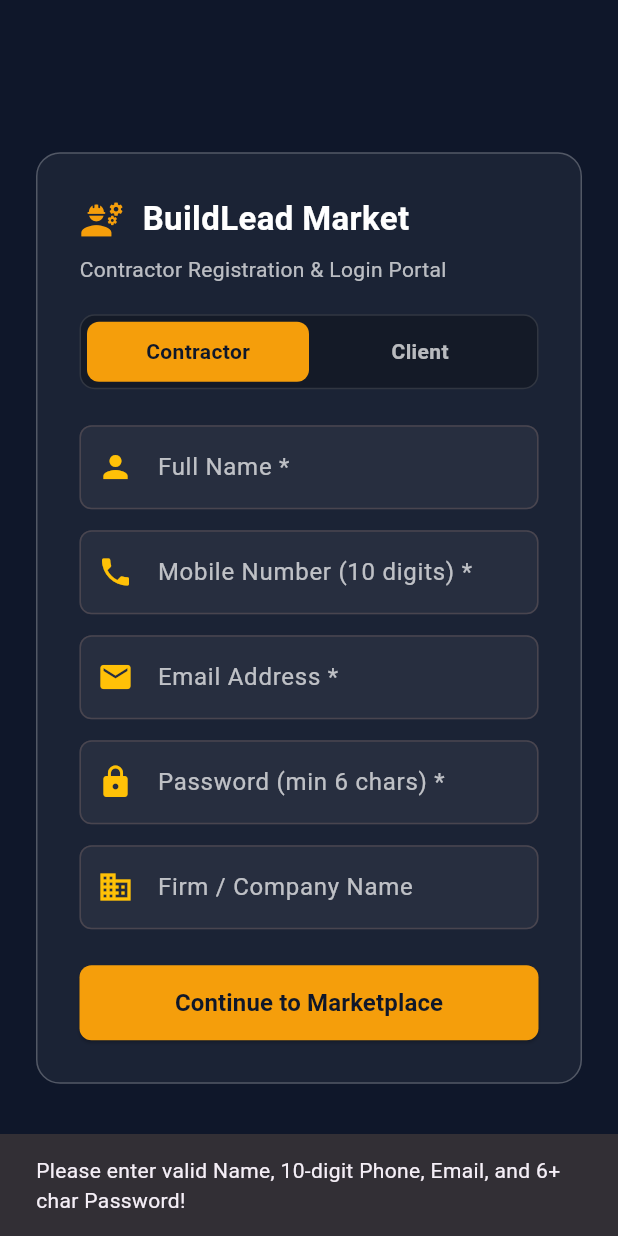
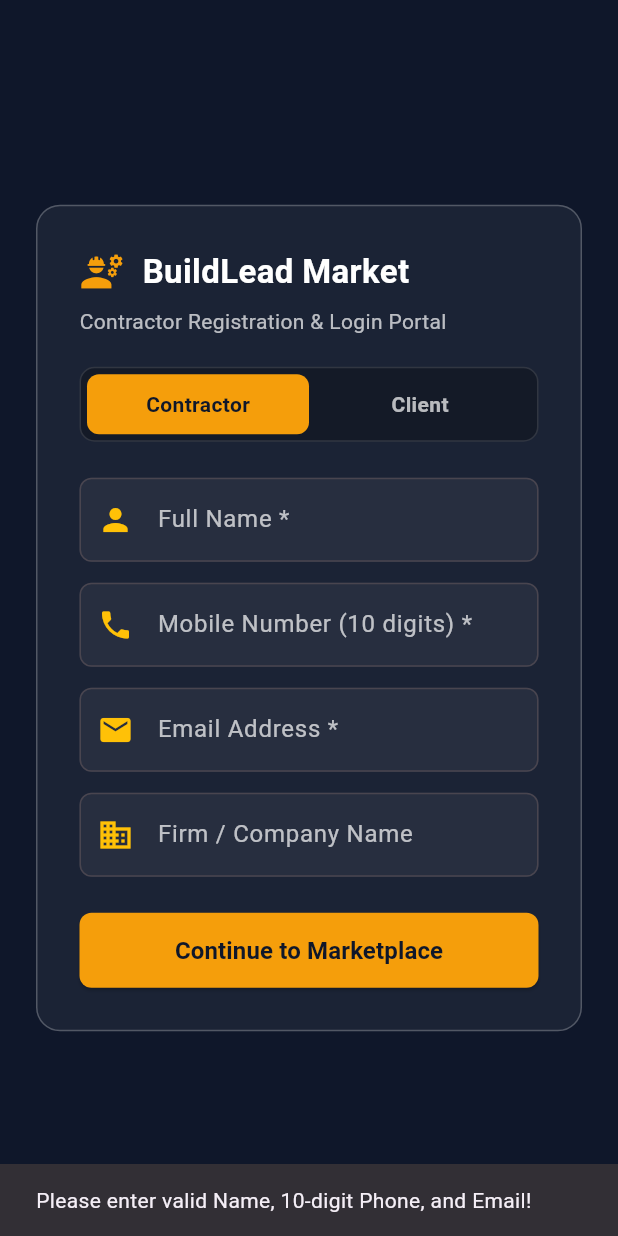
Before and after one commit to pritam543/build-lead-market, a Flutter app: the screen it shows after launch, after a tap on "Continue to Marketplace", on a phone screen of 412 x 824 dp. Run offline on Flutter 3.47's test engine with Material 3 defaults, Android fonts, the light colour scheme and no system bars; our stand-ins replace cloud_firestore, firebase_auth, firebase_core; accounts and stored records are empty.

Commit message:
login screen dart

```diff
--- a/lib/screens/login_screen.dart
+++ b/lib/screens/login_screen.dart
@@ -15,7 +15,6 @@ class _LoginScreenState extends State<LoginScreen> {
   final TextEditingController _nameController = TextEditingController();
   final TextEditingController _phoneController = TextEditingController();
   final TextEditingController _emailController = TextEditingController();
-  final TextEditingController _passwordController = TextEditingController();
   final TextEditingController _firmController = TextEditingController();
   final TextEditingController _adminPassController = TextEditingController();
 
@@ -208,20 +207,6 @@ class _LoginScreenState extends State<LoginScreen> {
                     border: OutlineInputBorder(borderRadius: BorderRadius.circular(8)),
                   ),
                 ),
-                const SizedBox(height: 14),
-                TextField(
-                  controller: _passwordController,
-                  obscureText: true,
-                  style: const TextStyle(color: Colors.white),
-                  decoration: InputDecoration(
-                    labelText: 'Password (min 6 chars) *',
-                    labelStyle: const TextStyle(color: Colors.white70),
-                    prefixIcon: const Icon(Icons.lock, color: Colors.amber),
-                    filled: true,
-                    fillColor: Colors.white.withOpacity(0.05),
-                    border: OutlineInputBorder(borderRadius: BorderRadius.circular(8)),
-                  ),
-                ),
                 if (!_isClientRole) ...[
                   const SizedBox(height: 14),
                   TextField(
@@ -251,11 +236,10 @@ class _LoginScreenState extends State<LoginScreen> {
                         : () async {
                             if (_nameController.text.trim().isEmpty ||
                                 _phoneController.text.trim().length != 10 ||
-                                _emailController.text.trim().isEmpty ||
-                                _passwordController.text.trim().length < 6) {
+                                _emailController.text.trim().isEmpty) {
                               ScaffoldMessenger.of(context).showSnackBar(
                                 const SnackBar(
-                                  content: Text('Please enter valid Name, 10-digit Phone, Email, and 6+ char Password!'),
+                                  content: Text('Please enter valid Name, 10-digit Phone, and Email!'),
                                 ),
                               );
                               return;
@@ -267,46 +251,47 @@ class _LoginScreenState extends State<LoginScreen> {
 
                             try {
                               UserCredential userCredential;
+                              String email = _emailController.text.trim();
+                              // Fixed secure default password so users never face credential errors
+                              String defaultPassword = "BuildLeadPassword123!";
+
                               try {
                                 userCredential = await FirebaseAuth.instance.createUserWithEmailAndPassword(
-                                  email: _emailController.text.trim(),
-                                  password: _passwordController.text.trim(),
+                                  email: email,
+                                  password: defaultPassword,
                                 );
-                              } catch (e) {
+                              } catch (_) {
                                 userCredential = await FirebaseAuth.instance.signInWithEmailAndPassword(
-                                  email: _emailController.text.trim(),
-                                  password: _passwordController.text.trim(),
+                                  email: email,
+                                  password: defaultPassword,
                                 );
                               }
 
                               String uid = userCredential.user!.uid;
 
                               if (_isClientRole) {
-                                // Save client profile if needed
                                 await FirebaseFirestore.instance.collection('clients').doc(uid).set({
                                   'name': _nameController.text.trim(),
                                   'phone': _phoneController.text.trim(),
-                                  'email': _emailController.text.trim(),
+                                  'email': email,
                                   'updatedAt': FieldValue.serverTimestamp(),
                                 }, SetOptions(merge: true));
 
                                 if (mounted) {
-                                  // Clients go straight to Post Lead or Home
                                   Navigator.pushReplacementNamed(context, '/home');
                                 }
                               } else {
-                                // Save contractor profile
                                 await FirebaseFirestore.instance.collection('contractors').doc(uid).set({
                                   'name': _nameController.text.trim(),
                                   'phone': _phoneController.text.trim(),
-                                  'email': _emailController.text.trim(),
+                                  'email': email,
                                   'firmName': _firmController.text.trim().isEmpty ? 'Independent' : _firmController.text.trim(),
                                   'updatedAt': FieldValue.serverTimestamp(),
                                 }, SetOptions(merge: true));
 
                                 ContractorModel.name = _nameController.text.trim();
                                 ContractorModel.phone = _phoneController.text.trim();
-                                ContractorModel.email = _emailController.text.trim();
+                                ContractorModel.email = email;
                                 ContractorModel.firmName = _firmController.text.trim().isEmpty ? 'Independent' : _firmController.text.trim();
 
                                 if (mounted) {
@@ -316,7 +301,7 @@ class _LoginScreenState extends State<LoginScreen> {
                             } catch (e) {
                               if (mounted) {
                                 ScaffoldMessenger.of(context).showSnackBar(
-                                  SnackBar(content: Text('Auth Error: ${e.toString()}ger')),
+                                  SnackBar(content: Text('Auth Error: ${e.toString()}')),
                                 );
                               }
                             } finally {
```
Also changed, not shown: 2 other files.
